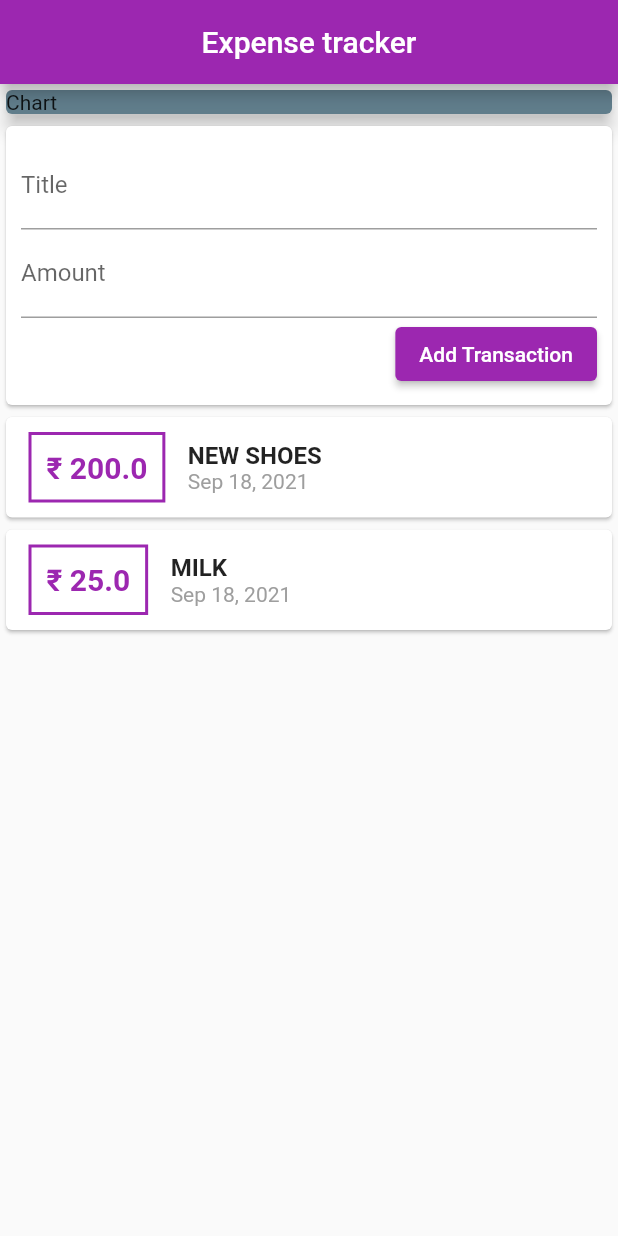
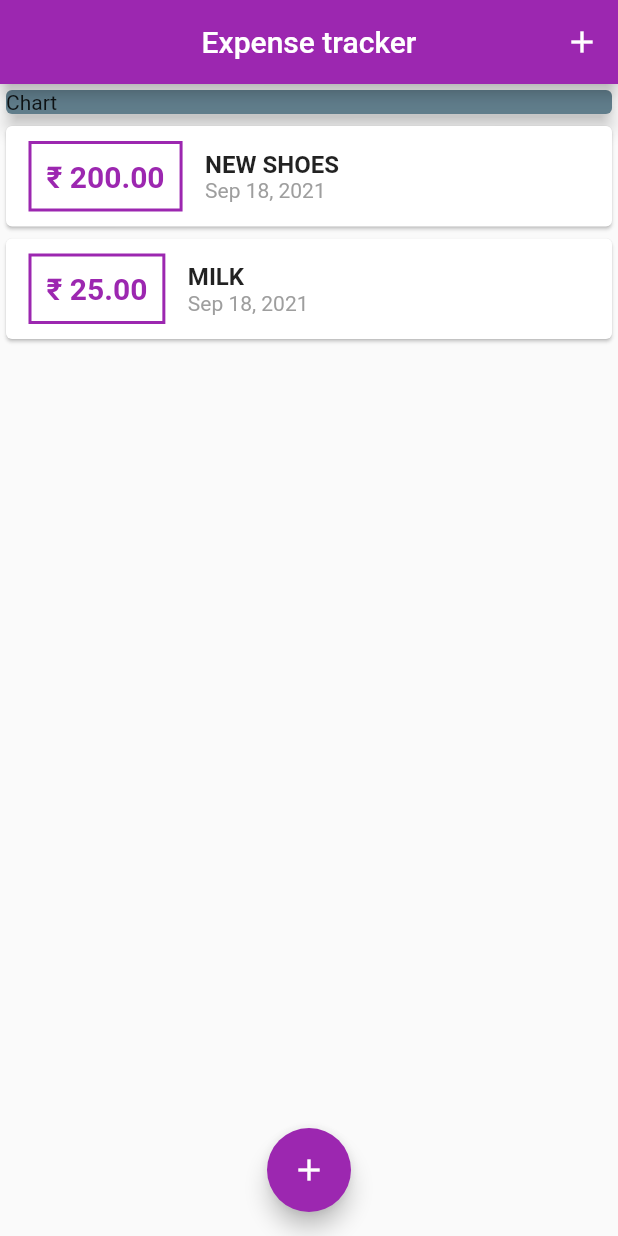
Before and after one commit to kalph1998/expense-tracker_flutter, a Flutter app: the screen it shows after launch, on a phone screen of 412 x 824 dp. Run offline on Flutter 3.47's test engine with Material 2 defaults, Android fonts, the phone set to English and light mode, and no system bars.

Commit message:
added model and theme

```diff
--- a/lib/main.dart
+++ b/lib/main.dart
@@ -1,7 +1,7 @@
 import 'package:expense_tracker/models/transaction.dart';
+import 'package:expense_tracker/widgets/new_transaction.dart';
 import 'package:expense_tracker/widgets/transaction_list.dart';
 import 'package:flutter/material.dart';
-import 'package:intl/intl.dart';
 
 void main() => runApp(MyApp());
 
@@ -11,19 +11,40 @@ class MyApp extends StatelessWidget {
   Widget build(BuildContext context) {
     return MaterialApp(
       title: 'Expense Tracker',
+      theme: ThemeData(primarySwatch: Colors.purple),
       home: MyHomePage(),
     );
   }
 }
 
-class MyHomePage extends StatelessWidget {
+class MyHomePage extends StatefulWidget {
   // const MyHomePage({Key? key}) : super(key: key);
 
-  // String titleInput = '';
-  // String amountInput = '';
+  @override
+  State<MyHomePage> createState() => _MyHomePageState();
+}
 
-  final titleController = TextEditingController();
-  final amountController = TextEditingController();
+class _MyHomePageState extends State<MyHomePage> {
+  final List<Transaction> _userTransaction = [
+    Transaction('t1', 'new shoes', 200, DateTime.now()),
+    Transaction('t2', 'milk', 25, DateTime.now()),
+  ];
+
+  void _addTransaction(String title, double amount) {
+    final newTx =
+        Transaction(DateTime.now().toString(), title, amount, DateTime.now());
+    setState(() {
+      _userTransaction.add(newTx);
+    });
+  }
+
+  void _startAddNewTransaction(BuildContext ctx) {
+    showModalBottomSheet(
+        context: ctx,
+        builder: (_) {
+          return NewTransaction(_addTransaction);
+        });
+  }
 
   @override
   Widget build(BuildContext context) {
@@ -31,9 +52,17 @@ class MyHomePage extends StatelessWidget {
       appBar: AppBar(
         centerTitle: true,
         title: const Text('Expense tracker'),
-          backgroundColor: Colors.purple,
+        backgroundColor: Theme.of(context).primaryColor,
+        actions: [
+          IconButton(
+              onPressed: () {
+                _startAddNewTransaction(context);
+              },
+              icon: Icon(Icons.add))
+        ],
       ),
-        body: Column(
+      body: SingleChildScrollView(
+        child: Column(
           children: [
             Container(
               width: double.infinity,
@@ -43,36 +72,18 @@ class MyHomePage extends StatelessWidget {
                 elevation: 5,
               ),
             ),
-            Card(
-              child: Container(
-                padding: const EdgeInsets.all(10),
-                child: Column(
-                  crossAxisAlignment: CrossAxisAlignment.end,
-                  children: [
-                    TextField(
-                      decoration: const InputDecoration(labelText: 'Title'),
-                      controller: titleController,
-                    ),
-                    TextField(
-                      decoration: const InputDecoration(labelText: 'Amount'),
-                      controller: amountController,
-                    ),
-                    ElevatedButton(
-                      onPressed: () {
-                        print(titleController);
-                        print(amountController);
-                      },
-                      child: const Text('Add Transaction'),
-                      style: ButtonStyle(
-                          backgroundColor:
-                              MaterialStateProperty.all(Colors.purple)),
-                    )
+            TransactionList(_userTransaction)
           ],
         ),
       ),
+      floatingActionButtonLocation: FloatingActionButtonLocation.centerFloat,
+      floatingActionButton: FloatingActionButton(
+        child: Icon(Icons.add),
+        onPressed: () {
+          _startAddNewTransaction(context);
+        },
+        backgroundColor: Theme.of(context).primaryColor,
       ),
-            TransactionList()
-          ],
-        ));
+    );
   }
 }
--- a/lib/widgets/transaction_list.dart
+++ b/lib/widgets/transaction_list.dart
@@ -1,60 +1,59 @@
 import 'package:expense_tracker/models/transaction.dart';
 import 'package:flutter/material.dart';
-import '../models/transaction.dart';
+
 import 'package:intl/intl.dart';
 
-class TransactionList extends StatefulWidget {
+class TransactionList extends StatelessWidget {
   // const TransactionList({Key? key}) : super(key: key);
 
-  @override
-  _TransactionListState createState() => _TransactionListState();
-}
+  final List<Transaction> _userTransaction;
 
-class _TransactionListState extends State<TransactionList> {
-  final List<Transaction> _userTransaction = [
-    Transaction('t1', 'new shoes', 200, DateTime.now()),
-    Transaction('t2', 'milk', 25, DateTime.now()),
-  ];
+  TransactionList(this._userTransaction);
+
   @override
   Widget build(BuildContext context) {
-    return Column(
-      children: _userTransaction
-          .map((tx) => Card(
+    return Container(
+        height: 300,
+        child: ListView.builder(
+            itemBuilder: (ctx, index) {
+              return Card(
                 child: Row(
                   children: [
                     Container(
                       margin: const EdgeInsets.symmetric(
                           vertical: 10, horizontal: 15),
                       decoration: BoxDecoration(
-                        border: Border.all(color: Colors.purple, width: 2),
+                        border: Border.all(
+                            color: Theme.of(context).primaryColor, width: 2),
                       ),
                       padding: const EdgeInsets.all(10),
                       child: Text(
-                        '₹ ${tx.amount}',
-                        style: const TextStyle(
+                        '₹ ${_userTransaction[index].amount.toStringAsFixed(2)}',
+                        style: TextStyle(
                             fontWeight: FontWeight.bold,
                             fontSize: 20,
-                            color: Colors.purple),
+                            color: Theme.of(context).primaryColor),
                       ),
                     ),
                     Column(
                       crossAxisAlignment: CrossAxisAlignment.start,
                       children: [
                         Text(
-                          tx.title.toUpperCase(),
+                          _userTransaction[index].title.toUpperCase(),
                           style: const TextStyle(
                               fontSize: 16, fontWeight: FontWeight.w700),
                         ),
                         Text(
-                          DateFormat.yMMMd().format(tx.date),
+                          DateFormat.yMMMd()
+                              .format(_userTransaction[index].date),
                           style: TextStyle(color: Colors.grey),
                         ),
                       ],
                     )
                   ],
                 ),
-              ))
-          .toList(),
-    );
+              );
+            },
+            itemCount: _userTransaction.length));
   }
 }
```
Also changed, not shown: lib/widgets/new_transaction.dart (added, +64 -0 lines). Lines whose indentation alone changed are shown as unchanged.
